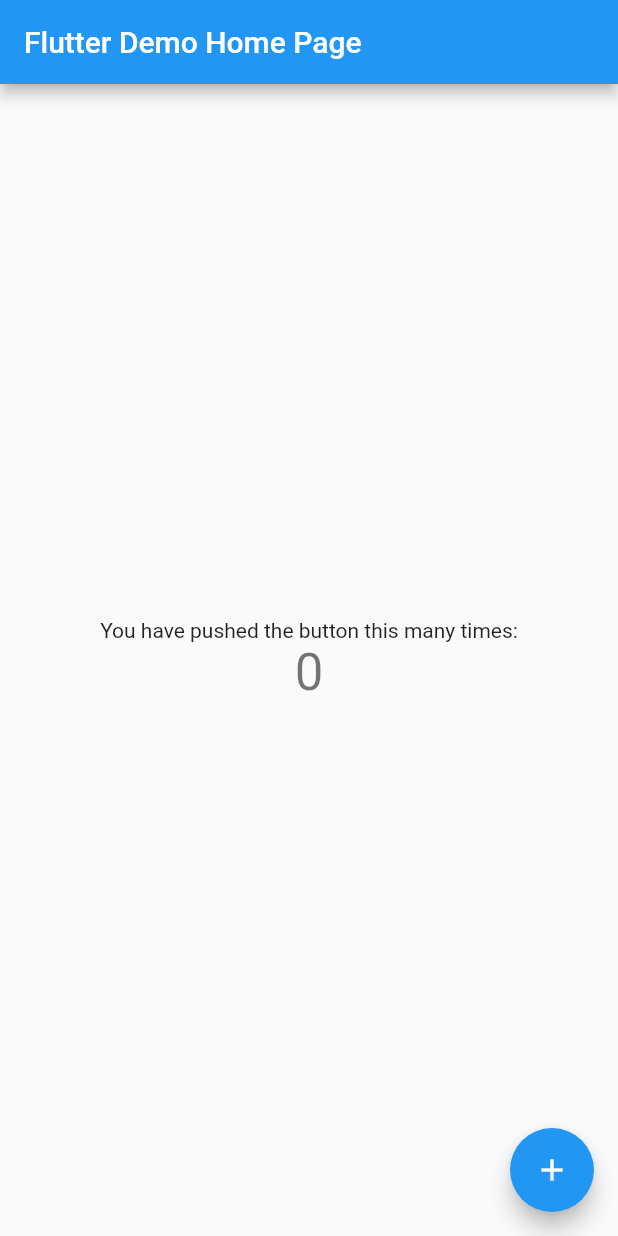
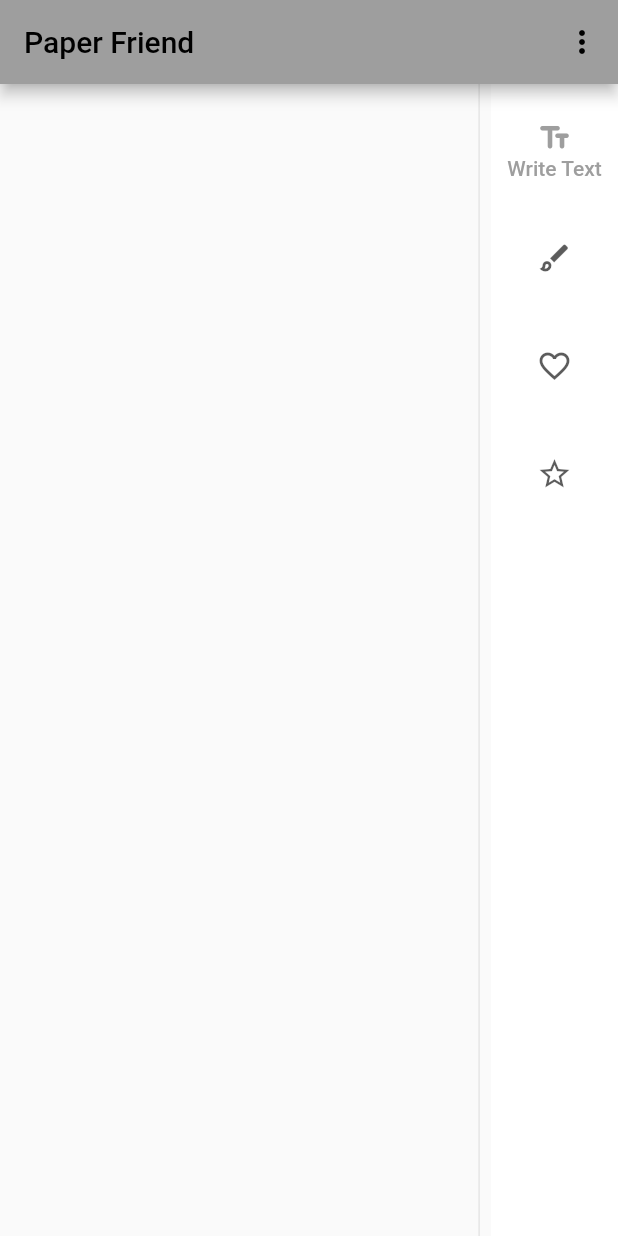
Before and after one commit to VicBVic/self-note, a Flutter app: the screen it shows after launch, on a phone screen of 412 x 824 dp. Run offline on Flutter 3.47's test engine with Material 2 defaults, Android fonts, the light colour scheme and no system bars.

Commit message:
inceput de paper_good

```diff
--- a/lib/main.dart
+++ b/lib/main.dart
@@ -1,4 +1,5 @@
 import 'package:flutter/material.dart';
+import 'package:itec20222/screens/myhomepage.dart';
 
 void main() {
   runApp(const MyApp());
@@ -13,103 +14,9 @@
     return MaterialApp(
       title: 'Flutter Demo',
       theme: ThemeData(
-        // This is the theme of your application.
-        //
-        // Try running your application with "flutter run". You'll see the
-        // application has a blue toolbar. Then, without quitting the app, try
-        // changing the primarySwatch below to Colors.green and then invoke
-        // "hot reload" (press "r" in the console where you ran "flutter run",
-        // or simply save your changes to "hot reload" in a Flutter IDE).
-        // Notice that the counter didn't reset back to zero; the application
-        // is not restarted.
-        primarySwatch: Colors.blue,
+        primarySwatch: Colors.grey,
       ),
       home: const MyHomePage(title: 'Flutter Demo Home Page'),
     );
   }
 }
-
-class MyHomePage extends StatefulWidget {
-  const MyHomePage({Key? key, required this.title}) : super(key: key);
-
-  // This widget is the home page of your application. It is stateful, meaning
-  // that it has a State object (defined below) that contains fields that affect
-  // how it looks.
-
-  // This class is the configuration for the state. It holds the values (in this
-  // case the title) provided by the parent (in this case the App widget) and
-  // used by the build method of the State. Fields in a Widget subclass are
-  // always marked "final".
-
-  final String title;
-
-  @override
-  State<MyHomePage> createState() => _MyHomePageState();
-}
-
-class _MyHomePageState extends State<MyHomePage> {
-  int _counter = 0;
-
-  void _incrementCounter() {
-    setState(() {
-      // This call to setState tells the Flutter framework that something has
-      // changed in this State, which causes it to rerun the build method below
-      // so that the display can reflect the updated values. If we changed
-      // _counter without calling setState(), then the build method would not be
-      // called again, and so nothing would appear to happen.
-      _counter++;
-    });
-  }
-
-  @override
-  Widget build(BuildContext context) {
-    // This method is rerun every time setState is called, for instance as done
-    // by the _incrementCounter method above.
-    //
-    // The Flutter framework has been optimized to make rerunning build methods
-    // fast, so that you can just rebuild anything that needs updating rather
-    // than having to individually change instances of widgets.
-    return Scaffold(
-      appBar: AppBar(
-        // Here we take the value from the MyHomePage object that was created by
-        // the App.build method, and use it to set our appbar title.
-        title: Text(widget.title),
-      ),
-      body: Center(
-        // Center is a layout widget. It takes a single child and positions it
-        // in the middle of the parent.
-        child: Column(
-          // Column is also a layout widget. It takes a list of children and
-          // arranges them vertically. By default, it sizes itself to fit its
-          // children horizontally, and tries to be as tall as its parent.
-          //
-          // Invoke "debug painting" (press "p" in the console, choose the
-          // "Toggle Debug Paint" action from the Flutter Inspector in Android
-          // Studio, or the "Toggle Debug Paint" command in Visual Studio Code)
-          // to see the wireframe for each widget.
-          //
-          // Column has various properties to control how it sizes itself and
-          // how it positions its children. Here we use mainAxisAlignment to
-          // center the children vertically; the main axis here is the vertical
-          // axis because Columns are vertical (the cross axis would be
-          // horizontal).
-          mainAxisAlignment: MainAxisAlignment.center,
-          children: <Widget>[
-            const Text(
-              'You have pushed the button this many times:',
-            ),
-            Text(
-              '$_counter',
-              style: Theme.of(context).textTheme.headline4,
-            ),
-          ],
-        ),
-      ),
-      floatingActionButton: FloatingActionButton(
-        onPressed: _incrementCounter,
-        tooltip: 'Increment',
-        child: const Icon(Icons.add),
-      ), // This trailing comma makes auto-formatting nicer for build methods.
-    );
-  }
-}
--- /dev/null
+++ b/lib/screens/desktop_homescreen.dart
@@ -0,0 +1,36 @@
+import 'package:flutter/material.dart';
+import 'package:itec20222/screens/paper_good.dart';
+
+class DesktopHomeScreen extends StatefulWidget {
+  const DesktopHomeScreen({Key? key}) : super(key: key);
+
+  @override
+  State<DesktopHomeScreen> createState() => _DesktopHomeScreenState();
+}
+
+class _DesktopHomeScreenState extends State<DesktopHomeScreen> {
+  int _selectedIndex = 0;
+
+  @override
+  Widget build(BuildContext context) {
+    return Scaffold(
+      appBar: AppBar(
+        title: Text('Paper Friend'),
+        actions: [
+          PopupMenuButton<Text>(
+            itemBuilder: (context) {
+              return [
+                PopupMenuItem(
+                  child: Text(
+                    'da',
+                  ),
+                ),
+              ];
+            },
+          ),
+        ],
+      ),
+      body: PaperGood(),
+    );
+  }
+}
--- /dev/null
+++ b/lib/screens/myhomepage.dart
@@ -0,0 +1,18 @@
+import 'package:flutter/material.dart';
+import 'package:itec20222/screens/desktop_homescreen.dart';
+
+class MyHomePage extends StatefulWidget {
+  const MyHomePage({Key? key, required this.title}) : super(key: key);
+
+  final String title;
+
+  @override
+  State<MyHomePage> createState() => _MyHomePageState();
+}
+
+class _MyHomePageState extends State<MyHomePage> {
+  @override
+  Widget build(BuildContext context) {
+    return DesktopHomeScreen(); //aici o sa fie un if daca e desktop sau mobile
+  }
+}
--- /dev/null
+++ b/lib/screens/paper_good.dart
@@ -0,0 +1,80 @@
+import 'package:flutter/material.dart';
+
+class PaperGood extends StatefulWidget {
+  const PaperGood({Key? key}) : super(key: key);
+
+  @override
+  State<PaperGood> createState() => _PaperGoodState();
+}
+
+class _PaperGoodState extends State<PaperGood> {
+  int _selectedIndex = 0;
+
+  @override
+  Widget build(BuildContext context) {
+    return Row(
+      mainAxisAlignment: MainAxisAlignment.end,
+      children: [
+        Container(), //paper bad sau gud
+        VerticalDivider(),
+        NavigationRail(
+          // leading: FloatingActionButton(
+          //   onPressed: () {},
+          //   child: const Icon(Icons.add),
+          // ),
+          selectedIndex: _selectedIndex,
+          onDestinationSelected: (index) {
+            setState(() {
+              _selectedIndex = index;
+            });
+          },
+          labelType: NavigationRailLabelType.selected,
+          destinations: [
+            NavigationRailDestination(
+              icon: const Icon(
+                Icons.text_fields_outlined,
+              ),
+              selectedIcon: const Icon(
+                Icons.text_fields_rounded,
+              ),
+              label: Text(
+                'Write Text',
+              ),
+            ),
+            NavigationRailDestination(
+              icon: const Icon(
+                Icons.brush_outlined,
+              ),
+              selectedIcon: const Icon(
+                Icons.brush,
+              ),
+              label: Text(
+                'Draw',
+              ),
+            ),
+            NavigationRailDestination(
+              icon: const Icon(Icons.favorite_border),
+              selectedIcon: const Icon(
+                Icons.favorite,
+              ),
+              label: Text(
+                'Add hearts',
+              ),
+            ),
+            NavigationRailDestination(
+              icon: const Icon(
+                Icons.star_border,
+              ),
+              selectedIcon: const Icon(
+                Icons.star,
+              ),
+              label: Text(
+                'Add stars',
+              ),
+            ),
+          ],
+        ),
+      ],
+    );
+  }
+}
```
